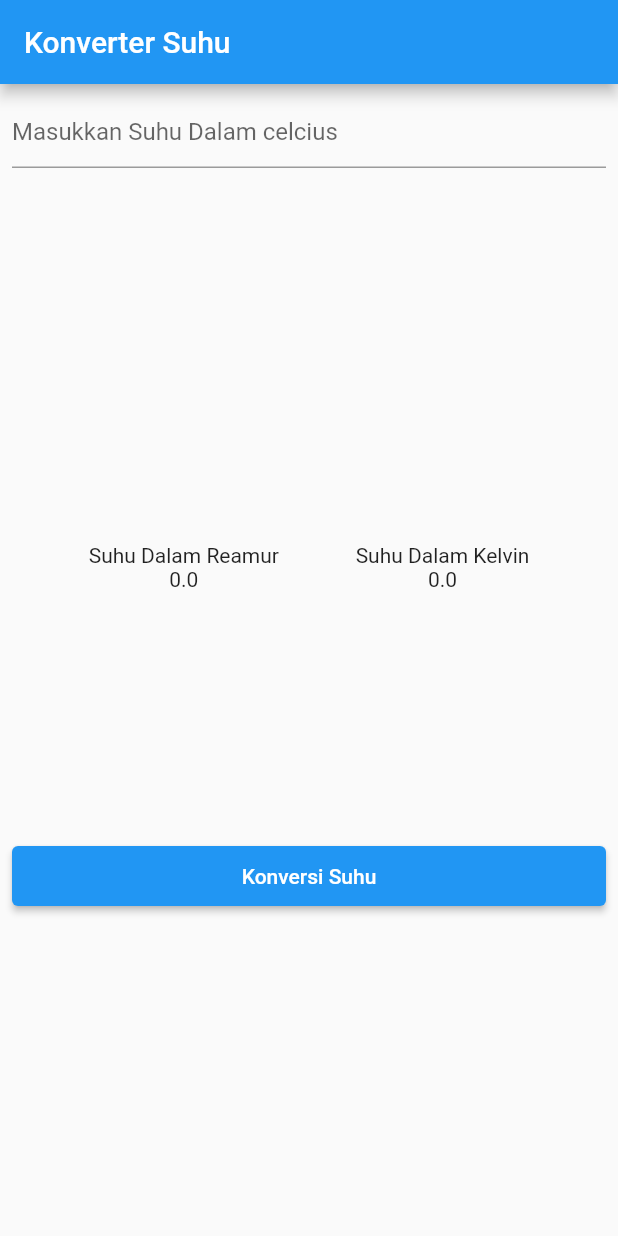
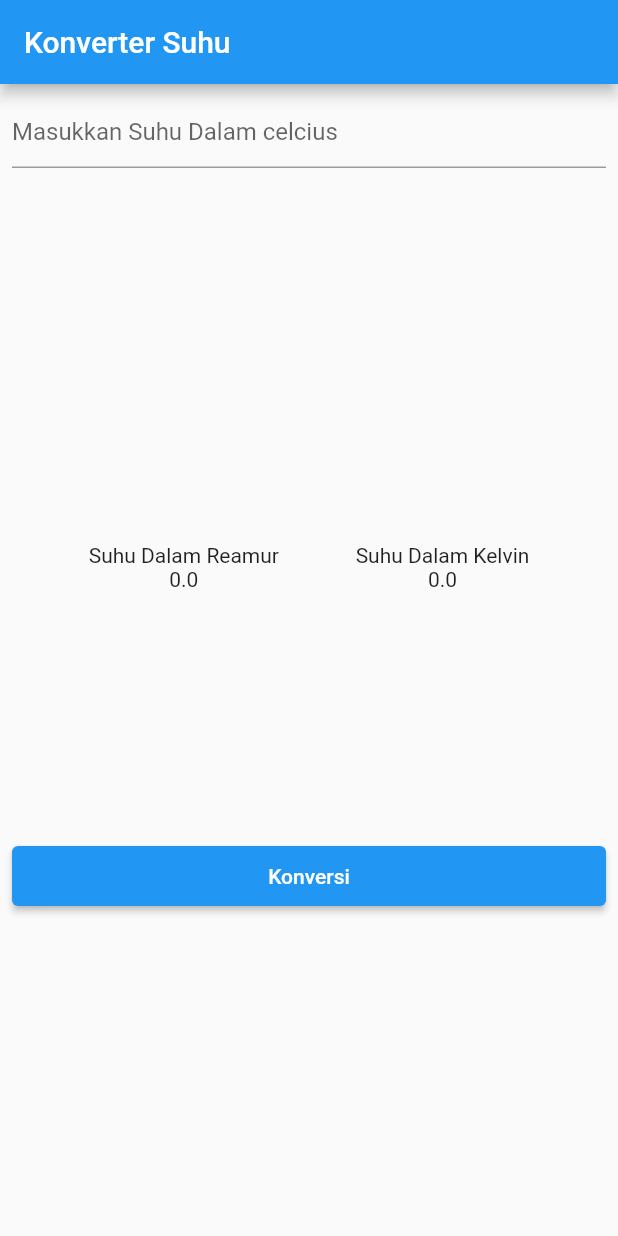
Before and after one commit to ferdyhape/Flutter-Konversi-Suhu, a Flutter app: the screen it shows after launch, on a phone screen of 412 x 824 dp. Run offline on Flutter 3.47's test engine with Material 2 defaults, Android fonts, the phone set to English and light mode, and no system bars.

Commit message:
add name

```diff
--- a/lib/main.dart
+++ b/lib/main.dart
@@ -27,7 +27,7 @@ class _MyAppState extends State<MyApp> {
   @override
   Widget build(BuildContext context) {
     return MaterialApp(
-      title: 'Flutter Demo',
+      title: 'Ferdy Hahan Pradana',
       theme: ThemeData(
         primarySwatch: Colors.blue,
         visualDensity: VisualDensity.adaptivePlatformDensity,
@@ -58,6 +58,7 @@ class _MyAppState extends State<MyApp> {
                           children: [Text("Suhu Dalam Reamur")],
                         ),
                         Row(
+
                           children: [Text(_reamur.toString())],
                         )
                       ],
@@ -85,7 +86,7 @@ class _MyAppState extends State<MyApp> {
                   onPressed: () {
                     _konversi();
                   },
-                  child: Text('Konversi Suhu'),
+                  child: Text('Konversi'),
                 ),
               )
             ],
```
